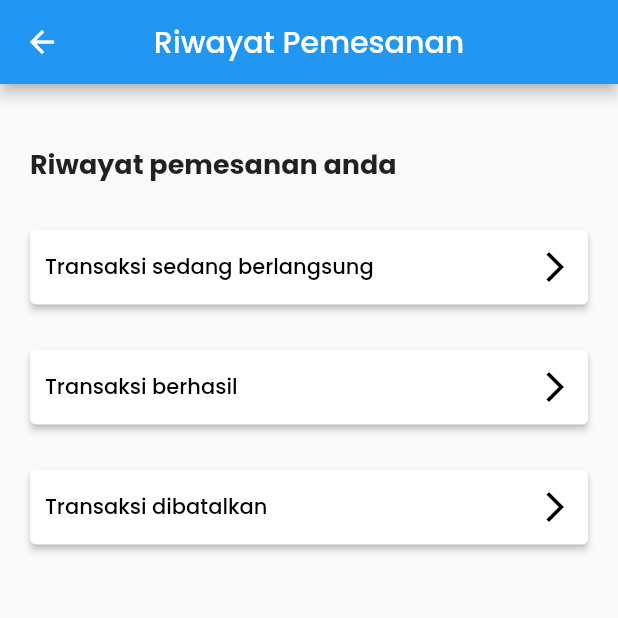
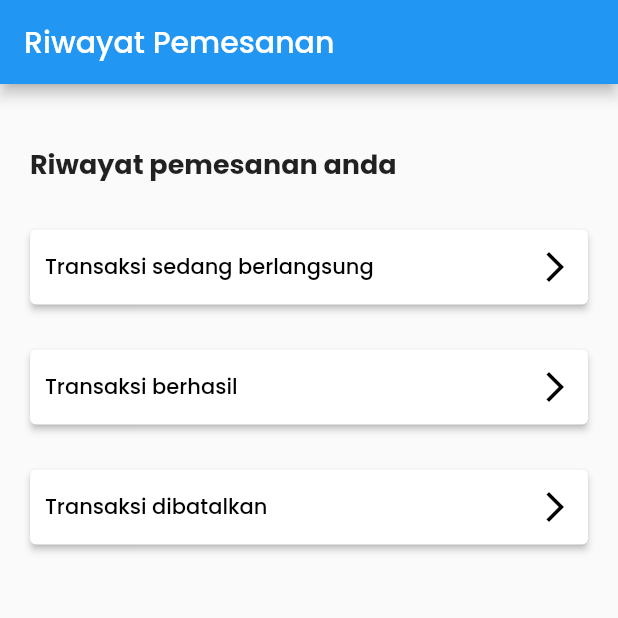
Before and after one commit to NoFall887/PBM_B7, a Flutter app: the HistoryPage screen opened directly, on a phone screen of 412 x 824 dp, the top half of it. Run offline on Flutter 3.47's test engine with Material 2 defaults, Android fonts, the phone set to English and light mode, and no system bars; our stand-ins replace camera, carousel_slider, email_validator, flutter_rating_bar, geolocator, google_maps_flutter and 4 more; missing offline and left inert: favorite_button, flutter_material_pickers; network calls fail.

Commit message:
minor fix

```diff
--- a/lib/history_page.dart
+++ b/lib/history_page.dart
@@ -10,8 +10,6 @@ class HistoryPage extends StatelessWidget {
   Widget build(BuildContext context) {
     return Scaffold(
       appBar: AppBar(
-        centerTitle: true,
-        leading: const Icon(Icons.arrow_back),
         title: Text("Riwayat Pemesanan"),
       ),
       body: Container(
--- a/lib/search.dart
+++ b/lib/search.dart
@@ -109,7 +109,7 @@ class _SearchPageState extends State<SearchPage> {
                 MainBtn(
                   btnText: "Cari",
                   onPressed: () {
-                    Navigator.pop(context);
+                    // Navigator.pop(context);
                   },
                 )
               ],
```
